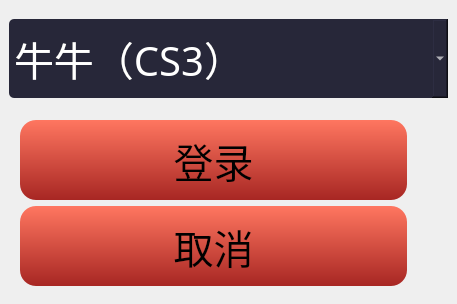
QPKJEDL/deskgame, file ThreeMan/login.ui: the form before one commit.
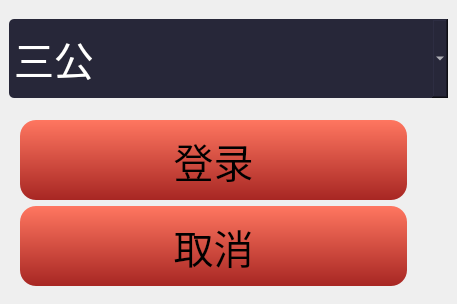
The form after the commit.

Patch:
```diff
--- a/ThreeMan/login.ui
+++ b/ThreeMan/login.ui
@@ -76,7 +76,7 @@
    </property>
    <item>
     <property name="text">
-     <string>牛牛（CS3）</string>
+     <string>三公</string>
     </property>
    </item>
   </widget>
```
